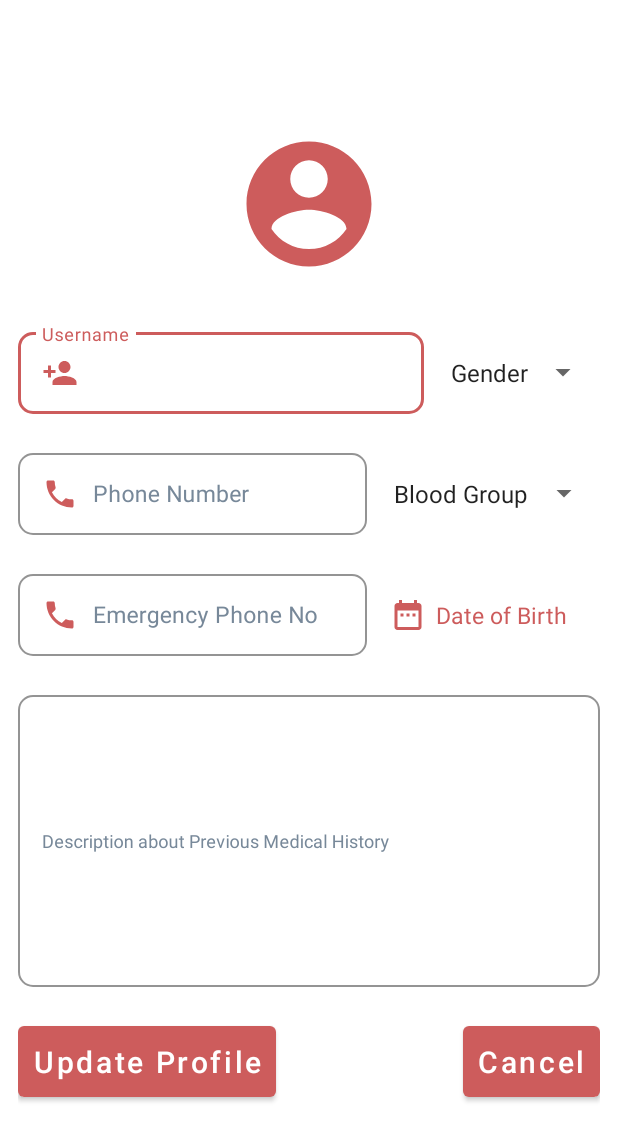
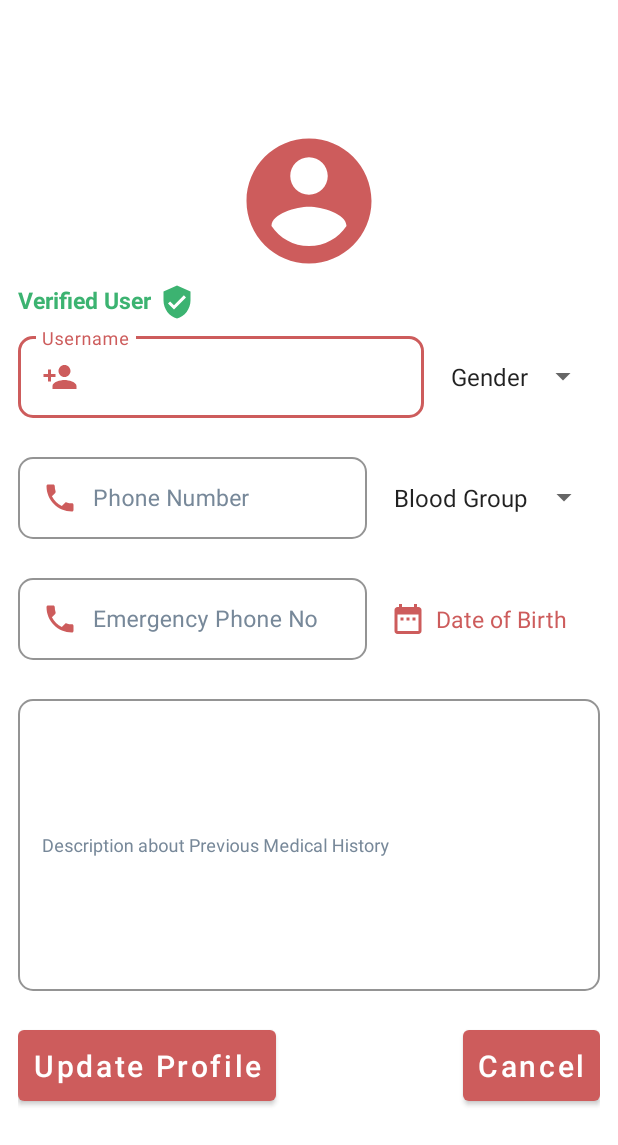
Before and after one commit to tdn1998/CareOnline, an Android app: the NewProfileActivity screen opened directly, with no data from a screen before it, on a phone screen of 412 x 824 dp. Shown: the top 1145 px of the screen. Run offline under Robolectric (Android 15) with nearby library versions, the phone set to English and light mode, and no system bars; our stand-ins replace CircleImageView, Firebase (no records; nobody signed in at launch, a user with empty details on screens opened directly), Picasso; libraries missing offline, so code that uses them is left out: com.daimajia.androidanimations.

Commit message:
layout nested scroll added

```diff
--- a/app/src/main/java/com/example/dell_pro/authentication/NewProfileActivity.java
+++ b/app/src/main/java/com/example/dell_pro/authentication/NewProfileActivity.java
@@ -58,6 +58,7 @@ public class NewProfileActivity extends AppCompatActivity implements DatePickerD
     private Uri mImageUri;
     private CircleImageView mImageview;
     private TextInputLayout username, phone_no, emerg_phone_no,user_desp;
+    private MaterialTextView verified;
     private MaterialTextView date_picker;
     private ProgressDialog dialog;
     private ProgressBar progress;
@@ -85,12 +86,21 @@ public class NewProfileActivity extends AppCompatActivity implements DatePickerD
         spinner1 = findViewById(R.id.spinner_gender);
         spinner2 = findViewById(R.id.spinner_bldgrp);
         date_picker = findViewById(R.id.date_select);
+        verified=findViewById(R.id.verified_user);
 
         mAuth = FirebaseAuth.getInstance();
         user = mAuth.getCurrentUser();
         String uid = user.getUid();
         profiledataref = FirebaseStorage.getInstance().getReference("profilepics/").child(uid);
         mDatabase = FirebaseDatabase.getInstance().getReference().child(uid);
+
+        if(user.isEmailVerified()){
+            verified.setVisibility(View.VISIBLE);
+            Toast.makeText(this, "User is Verified", Toast.LENGTH_SHORT).show();
+        } else{
+            verified.setVisibility(View.INVISIBLE);
+            Toast.makeText(this, "User is not Verified", Toast.LENGTH_SHORT).show();
+        }
 
         field_data_setting();
         loaduserdata();
--- a/app/src/main/res/layout/activity_new_profile.xml
+++ b/app/src/main/res/layout/activity_new_profile.xml
@@ -1,24 +1,23 @@
 <?xml version="1.0" encoding="utf-8"?>
-<LinearLayout xmlns:android="http://schemas.android.com/apk/res/android"
+<androidx.core.widget.NestedScrollView xmlns:android="http://schemas.android.com/apk/res/android"
     xmlns:app="http://schemas.android.com/apk/res-auto"
     xmlns:tools="http://schemas.android.com/tools"
     android:layout_width="match_parent"
     android:layout_height="match_parent"
-    android:background="@color/white"
-    android:gravity="center"
-    android:orientation="vertical"
-    android:padding="12dp"
     tools:context=".authentication.NewProfileActivity">
 
     <RelativeLayout
-        android:layout_width="100dp"
-        android:layout_height="100dp"
-        android:layout_marginBottom="30dp">
+        android:layout_width="match_parent"
+        android:layout_height="match_parent"
+        android:layout_gravity="center"
+        android:background="@color/white"
+        android:padding="12dp">
 
         <de.hdodenhof.circleimageview.CircleImageView
             android:id="@+id/new_image_view"
-            android:layout_width="wrap_content"
-            android:layout_height="wrap_content"
+            android:layout_width="100dp"
+            android:layout_height="100dp"
+            android:layout_centerHorizontal="true"
             android:onClick="choose_profile_img"
             android:src="@drawable/blankprofile_round" />
 
@@ -26,16 +25,31 @@
             android:id="@+id/update_progress"
             android:layout_width="30dp"
             android:layout_height="30dp"
-            android:layout_centerInParent="true"
+            android:layout_centerHorizontal="true"
+            android:layout_marginTop="40dp"
             android:indeterminate="true"
             android:indeterminateTint="@color/indianred"
             android:visibility="invisible" />
 
-    </RelativeLayout>
+        <com.google.android.material.textview.MaterialTextView
+            android:id="@+id/verified_user"
+            android:layout_width="wrap_content"
+            android:layout_height="wrap_content"
+            android:layout_below="@+id/new_image_view"
+            android:layout_marginTop="5dp"
+            android:layout_marginBottom="5dp"
+            android:drawableEnd="@drawable/verified"
+            android:drawablePadding="5dp"
+            android:text="Verified User"
+            android:textColor="@color/MEDIUMSEAGREEN"
+            android:textSize="15sp"
+            android:textStyle="bold" />
 
         <LinearLayout
+            android:id="@+id/line1"
             android:layout_width="match_parent"
             android:layout_height="wrap_content"
+            android:layout_below="@+id/verified_user"
             android:orientation="horizontal">
 
             <com.google.android.material.textfield.TextInputLayout
@@ -79,8 +93,10 @@
         </LinearLayout>
 
         <LinearLayout
+            android:id="@+id/line2"
             android:layout_width="match_parent"
             android:layout_height="wrap_content"
+            android:layout_below="@+id/line1"
             android:orientation="horizontal">
 
             <com.google.android.material.textfield.TextInputLayout
@@ -125,8 +141,10 @@
         </LinearLayout>
 
         <LinearLayout
+            android:id="@+id/line3"
             android:layout_width="match_parent"
             android:layout_height="wrap_content"
+            android:layout_below="@+id/line2"
             android:orientation="horizontal">
 
             <com.google.android.material.textfield.TextInputLayout
@@ -178,6 +196,7 @@
             android:id="@+id/user_desp"
             android:layout_width="match_parent"
             android:layout_height="200dp"
+            android:layout_below="@+id/line3"
             android:textColorHint="@color/grey"
             app:boxBackgroundColor="@color/white"
             app:boxBackgroundMode="outline"
@@ -199,15 +218,12 @@
 
         </com.google.android.material.textfield.TextInputLayout>
 
-    <RelativeLayout
-        android:layout_width="match_parent"
-        android:layout_height="wrap_content"
-        android:paddingTop="20dp">
-
         <Button
             android:layout_width="wrap_content"
             android:layout_height="wrap_content"
+            android:layout_below="@id/user_desp"
             android:layout_alignParentEnd="true"
+            android:layout_marginTop="20dp"
             android:onClick="cancelupdate_clicked"
             android:padding="10dp"
             android:text="Cancel"
@@ -217,7 +233,9 @@
         <Button
             android:layout_width="wrap_content"
             android:layout_height="wrap_content"
+            android:layout_below="@id/user_desp"
             android:layout_alignParentStart="true"
+            android:layout_marginTop="20dp"
             android:onClick="update_profile_clicked"
             android:padding="10dp"
             android:text="Update Profile"
@@ -226,4 +244,4 @@
 
     </RelativeLayout>
 
-</LinearLayout>
+</androidx.core.widget.NestedScrollView>
```
Also changed, not shown: app/src/main/res/layout/activity_create_account.xml (+27 -12 lines), app/src/main/res/layout/activity_login.xml (+19 -13 lines). Lines whose indentation alone changed are shown as unchanged.
